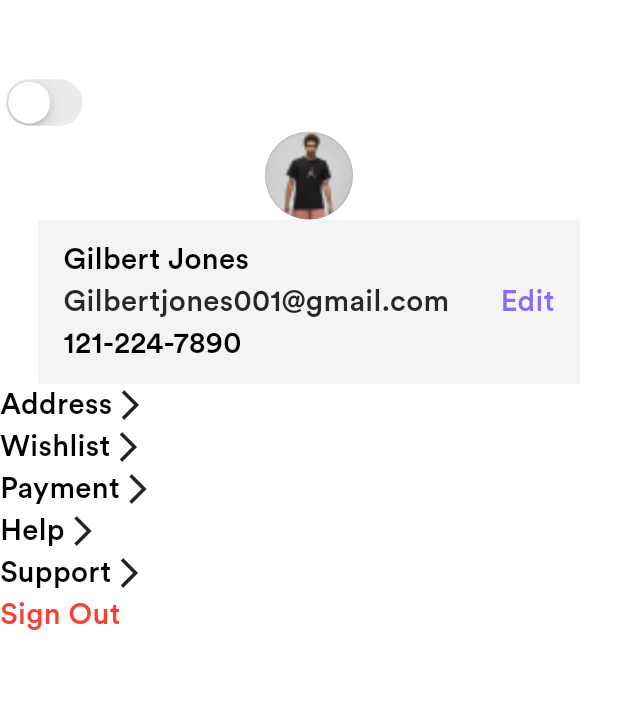
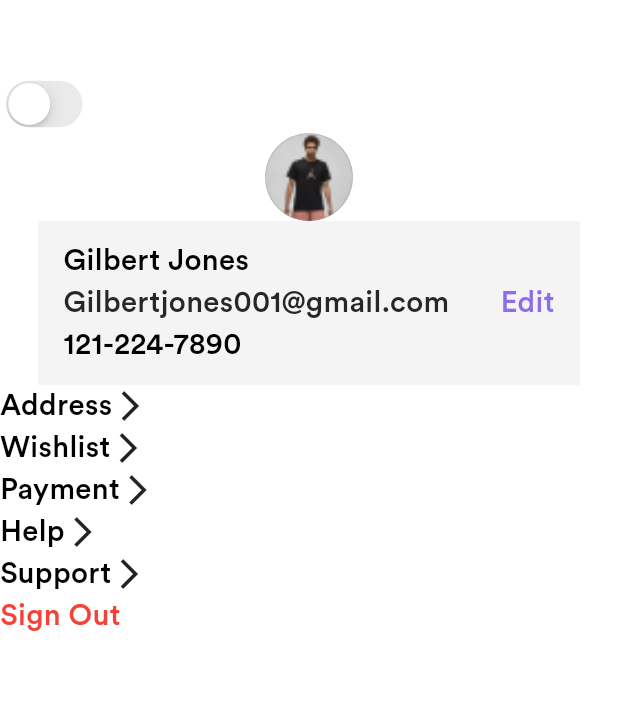
Before and after one commit to OLADISEA/Fashion-Finds, a Flutter app: the SettingsPage screen opened directly, on a phone screen of 412 x 824 dp. Shown: the top 720 px of the screen. Run offline on Flutter 3.47's test engine with Material 3 defaults, Android fonts, the light colour scheme and no system bars; our stand-ins replace carousel_slider, equatable, flutter_bloc, flutter_screenutil, persistent_bottom_nav_bar.

Commit message:
Refactored some codes

```diff
--- a/lib/src/ui/screen/settings_page/settings.dart
+++ b/lib/src/ui/screen/settings_page/settings.dart
@@ -20,7 +20,7 @@ class SettingsPage extends StatelessWidget {
     return Scaffold(
       backgroundColor: Theme.of(context).colorScheme.background,
       body: Container(
-        margin: EdgeInsets.only(top: 50.h),
+        margin: EdgeInsets.only(top: 51.h),
         child: Column(
           crossAxisAlignment: CrossAxisAlignment.start,
           children: [
```
